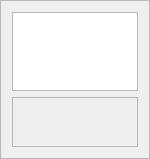
Qt form DMHelper/src/encountertextedit.ui (MMetze/DMHelper) before a commit.
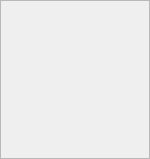
The same form after that commit. Icons and pictures are not drawn. Custom widgets are drawn as their Qt base class.

Commit message: Fixed two .ui backgrounds

Diff of the .ui file:
```diff
--- a/DMHelper/src/encountertextedit.ui
+++ b/DMHelper/src/encountertextedit.ui
@@ -31,6 +31,9 @@
        <verstretch>0</verstretch>
       </sizepolicy>
      </property>
+     <property name="styleSheet">
+      <string notr="true">background: transparent;</string>
+     </property>
      <property name="readOnly">
       <bool>false</bool>
      </property>
@@ -53,6 +56,9 @@
        <height>50</height>
       </size>
      </property>
+     <property name="styleSheet">
+      <string notr="true">background: transparent;</string>
+     </property>
      <property name="frameShape">
       <enum>QFrame::StyledPanel</enum>
      </property>
```
Left out of the diff: 10 changed lines with no effect on the pictures. The commit also changes 1 other file.
